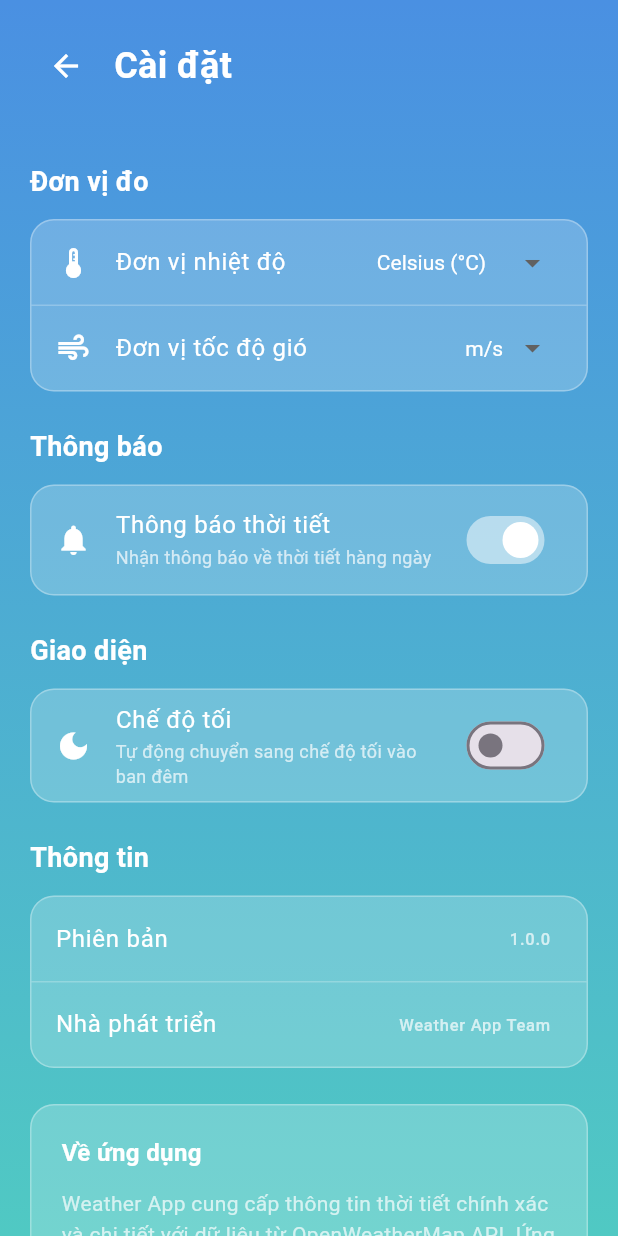
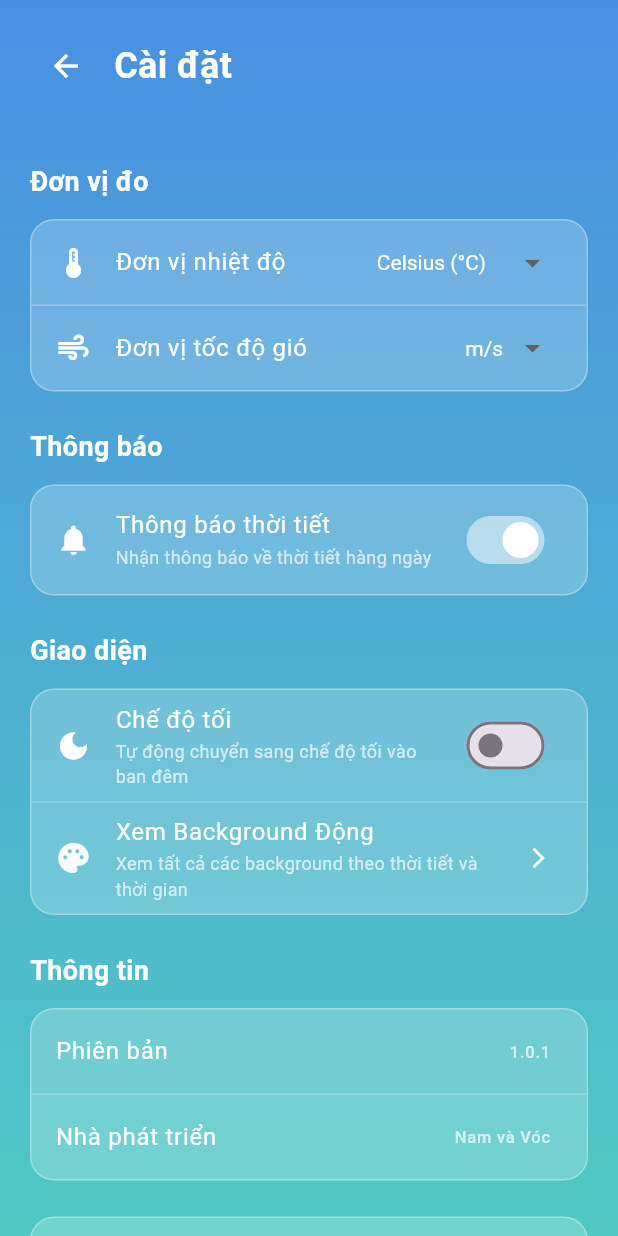
Before and after one commit to Nam3115/2025_LTTBDD_N02_Nhom_7, a Flutter app: the SettingsScreen screen opened directly, on a phone screen of 412 x 824 dp. Run offline on Flutter 3.47's test engine with Material 3 defaults, Android fonts, the phone set to English and light mode, and no system bars; our stand-ins replace font_awesome_flutter, geocoding, geolocator, shared_preferences, weather_icons; accounts and stored records are empty.

Commit message:
Enhance settings screen with background preview option
Added a background preview button to the settings screen and updated version and developer information.

```diff
--- a/lib/screens/settings_screen.dart
+++ b/lib/screens/settings_screen.dart
@@ -1,5 +1,6 @@
 import 'package:flutter/material.dart';
 import 'package:shared_preferences/shared_preferences.dart';
+import '../widgets/background_preview_widget.dart';
 
 class SettingsScreen extends StatefulWidget {
   const SettingsScreen({super.key});
@@ -68,13 +69,17 @@ class _SettingsScreenState extends State<SettingsScreen> {
                     _buildSettingsCard([_buildNotificationsSetting()]),
                     const SizedBox(height: 24),
                     _buildSectionTitle('Giao diện'),
-                    _buildSettingsCard([_buildDarkModeSetting()]),
+                    _buildSettingsCard([
+                      _buildDarkModeSetting(),
+                      const Divider(color: Colors.white24, height: 1),
+                      _buildBackgroundPreviewButton(),
+                    ]),
                     const SizedBox(height: 24),
                     _buildSectionTitle('Thông tin'),
                     _buildSettingsCard([
-                      _buildInfoItem('Phiên bản', '1.0.0'),
+                      _buildInfoItem('Phiên bản', '1.0.1'),
                       const Divider(color: Colors.white24, height: 1),
-                      _buildInfoItem('Nhà phát triển', 'Weather App Team'),
+                      _buildInfoItem('Nhà phát triển', 'Nam và Vóc'),
                     ]),
                     const SizedBox(height: 24),
                     _buildAboutSection(),
@@ -232,6 +237,33 @@ class _SettingsScreenState extends State<SettingsScreen> {
     );
   }
 
+  Widget _buildBackgroundPreviewButton() {
+    return ListTile(
+      leading: const Icon(Icons.palette, color: Colors.white),
+      title: const Text(
+        'Xem Background Động',
+        style: TextStyle(color: Colors.white),
+      ),
+      subtitle: const Text(
+        'Xem tất cả các background theo thời tiết và thời gian',
+        style: TextStyle(color: Colors.white70, fontSize: 12),
+      ),
+      trailing: const Icon(
+        Icons.arrow_forward_ios,
+        color: Colors.white,
+        size: 16,
+      ),
+      onTap: () {
+        Navigator.push(
+          context,
+          MaterialPageRoute(
+            builder: (context) => const BackgroundPreviewWidget(),
+          ),
+        );
+      },
+    );
+  }
+
   Widget _buildInfoItem(String title, String value) {
     return ListTile(
       title: Text(title, style: const TextStyle(color: Colors.white)),
```
